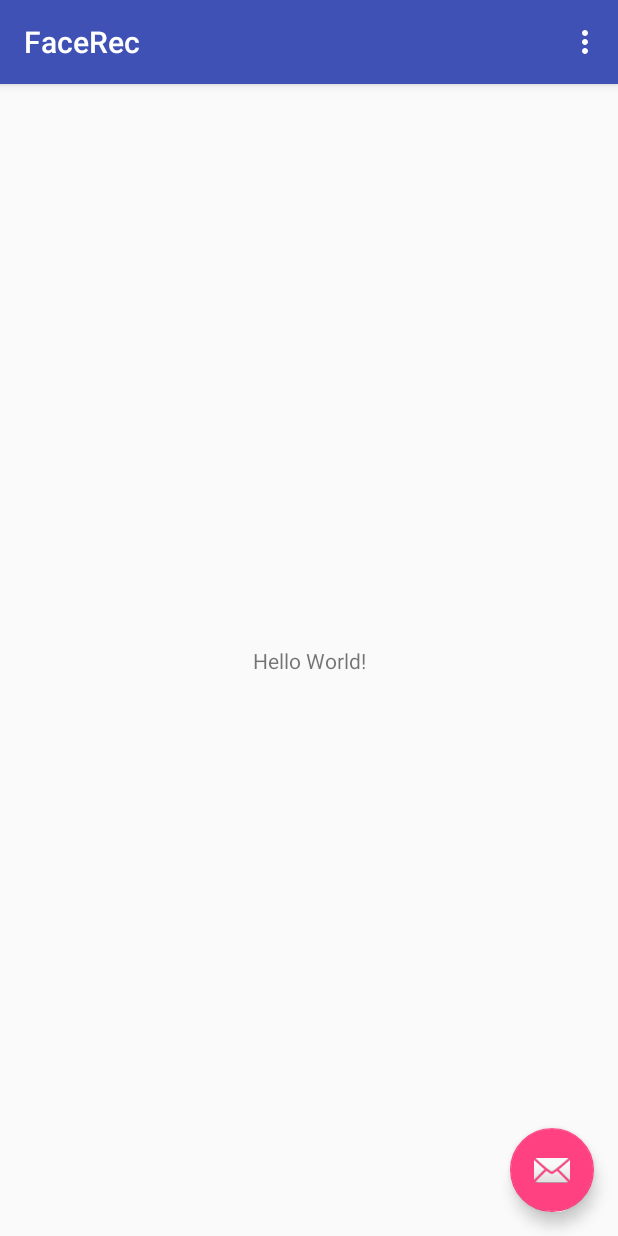
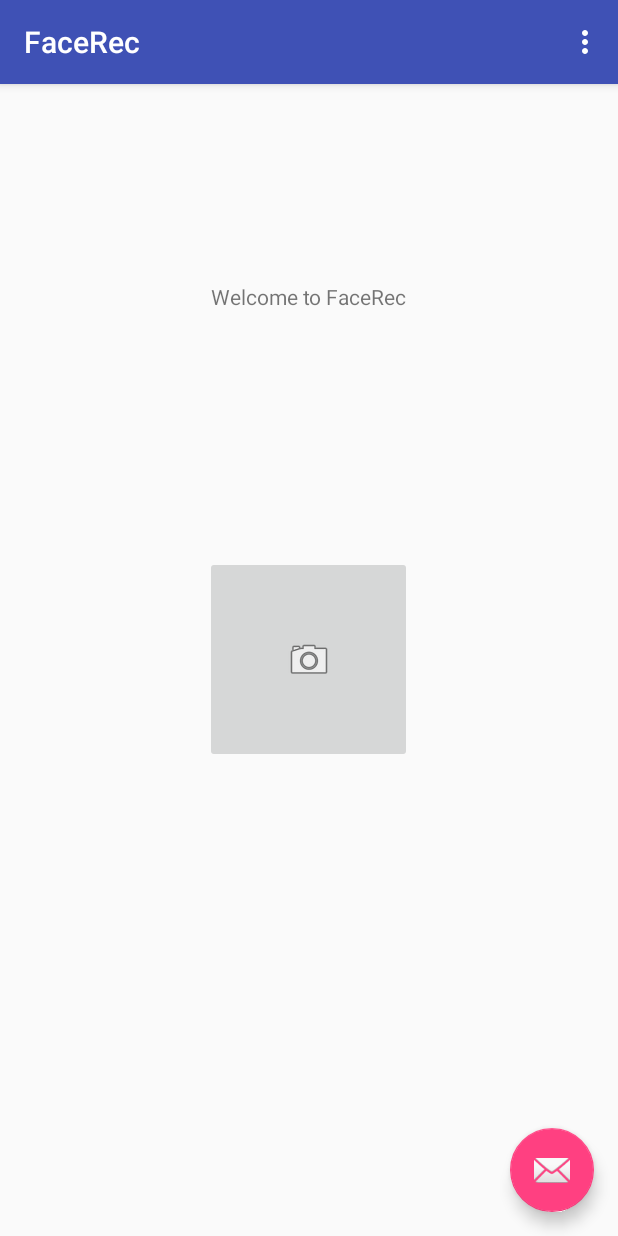
Before and after one commit to jonLicari/FaceRec, an Android app: the screen it shows after launch (MainActivity), on a phone screen of 412 x 824 dp. Run offline under Robolectric (Android 15) with nearby library versions, the phone set to English and light mode, and no system bars.

Commit message:
Basic UI: welcome page with image button leading to new activity.

```diff
--- a/feature/src/main/java/com/facerec/facerec/feature/MainActivity.java
+++ b/feature/src/main/java/com/facerec/facerec/feature/MainActivity.java
@@ -1,5 +1,7 @@
 package com.facerec.facerec.feature;
 
+import android.annotation.SuppressLint;
+import android.content.Intent;
 import android.os.Bundle;
 import android.support.design.widget.FloatingActionButton;
 import android.support.design.widget.Snackbar;
@@ -8,9 +10,12 @@ import android.support.v7.widget.Toolbar;
 import android.view.View;
 import android.view.Menu;
 import android.view.MenuItem;
+import android.widget.ImageButton;
 
 public class MainActivity extends AppCompatActivity {
+    private ImageButton button;
 
+    @SuppressLint("WrongViewCast")
     @Override
     protected void onCreate(Bundle savedInstanceState) {
         super.onCreate(savedInstanceState);
@@ -26,6 +31,19 @@ public class MainActivity extends AppCompatActivity {
                         .setAction("Action", null).show();
             }
         });
+
+        button = (ImageButton) findViewById(R.id.imageButton);
+        button.setOnClickListener(new View.OnClickListener() {
+            @Override
+            public void onClick(View view) {
+                openCamActivity();
+            }
+        });
+    }
+
+    public void openCamActivity() {
+        Intent intent = new Intent(this, CamActivity.class);
+        startActivity(intent);
     }
 
     @Override
--- a/feature/src/main/res/layout/content_main.xml
+++ b/feature/src/main/res/layout/content_main.xml
@@ -1,5 +1,5 @@
 <?xml version="1.0" encoding="utf-8"?>
-<android.support.constraint.ConstraintLayout xmlns:android="http://schemas.android.com/apk/res/android"
+<RelativeLayout xmlns:android="http://schemas.android.com/apk/res/android"
     xmlns:app="http://schemas.android.com/apk/res-auto"
     xmlns:tools="http://schemas.android.com/tools"
     android:layout_width="match_parent"
@@ -11,10 +11,19 @@
     <TextView
         android:layout_width="wrap_content"
         android:layout_height="wrap_content"
-        android:text="Hello World!"
-        app:layout_constraintBottom_toBottomOf="parent"
-        app:layout_constraintLeft_toLeftOf="parent"
-        app:layout_constraintRight_toRightOf="parent"
-        app:layout_constraintTop_toTopOf="parent" />
+        android:layout_alignParentTop="true"
+        android:layout_centerHorizontal="true"
+        android:layout_marginTop="132dp"
+        android:text="Welcome to FaceRec" />
 
-</android.support.constraint.ConstraintLayout>
+    <ImageButton
+        android:id="@+id/imageButton"
+        android:layout_width="138dp"
+        android:layout_height="138dp"
+        android:layout_centerInParent="true"
+        app:srcCompat="@android:drawable/ic_menu_camera"
+        tools:ignore="MissingConstraints"
+        tools:layout_editor_absoluteX="127dp"
+        tools:layout_editor_absoluteY="184dp" />
+
+</RelativeLayout>
```
Also changed, not shown: feature/src/main/AndroidManifest.xml (+13 -0 lines), feature/src/main/java/com/facerec/facerec/feature/CamActivity.java (added, +13 -0 lines), feature/src/main/res/layout/activity_cam.xml (added, +9 -0 lines), feature/build.gradle (line endings or trailing spaces).
